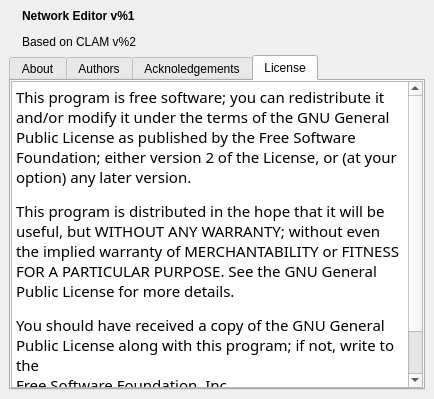
The window that CLAM_NetworkEditor/qt4/src/About.ui (clam-project/clam) describes before a commit, drawn with Qt 5.
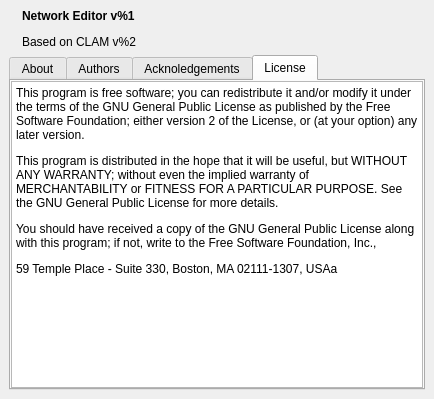
The same window after the commit. The open tabs and pages were chosen to show the change. Icons and pictures are not drawn.

Commit message: License text simplified

What changed in the file:
```diff
--- a/CLAM_NetworkEditor/qt4/src/About.ui
+++ b/CLAM_NetworkEditor/qt4/src/About.ui
@@ -295,9 +295,13 @@
        <item>
         <widget class="QTextBrowser" name="textBrowser" >
          <property name="html" >
-          <string>&lt;html>&lt;head>&lt;meta name="qrichtext" content="1" />&lt;/head>&lt;body style=" white-space: pre-wrap; font-family:Sans Serif; font-size:9pt; font-weight:400; font-style:normal; text-decoration:none;">&lt;p style=" margin-top:12px; margin-bottom:12px; margin-left:0px; margin-right:0px; -qt-block-indent:0; text-indent:0px; font-size:11pt;">This program is free software; you can redistribute it and/or modify it under the terms of the GNU General Public License as published by the Free Software Foundation; either version 2 of the License, or (at your option) any later version.&lt;/p>&lt;p style=" margin-top:12px; margin-bottom:12px; margin-left:0px; margin-right:0px; -qt-block-indent:0; text-indent:0px; font-size:11pt;">This program is distributed in the hope that it will be useful, but WITHOUT ANY WARRANTY; without even the implied warranty of MERCHANTABILITY or FITNESS FOR A PARTICULAR PURPOSE. See the GNU General Public License for more details.&lt;/p>&lt;p style=" margin-top:12px; margin-bottom:12px; margin-left:0px; margin-right:0px; -qt-block-indent:0; text-indent:0px; font-size:11pt;">You should have received a copy of the GNU General Public License along with this program; if not, write to the&lt;br />Free Software Foundation, Inc.,&lt;br />59 Temple Place - Suite 330, Boston, MA 02111-1307, USA. &lt;/p>&lt;/body>&lt;/html></string>
-         </property>
-        </widget>
+            <string>&lt;p>This program is free software; you can redistribute it and/or modify it under the terms of the GNU General Public License as published by the Free Software Foundation; either version 2 of the License, or (at your option) any later version.&lt;/p>
+&lt;p>This program is distributed in the hope that it will be useful, but WITHOUT ANY WARRANTY; without even the implied warranty of MERCHANTABILITY or FITNESS FOR A PARTICULAR PURPOSE. See the GNU General Public License for more details.&lt;/p>
+&lt;p>You should have received a copy of the GNU General Public License along with this program; if not, write to the Free Software Foundation, Inc.,&lt;/p>
+&lt;p>59 Temple Place - Suite 330, Boston, MA 02111-1307, USAa&lt;/p>
+          </string>
+          </property>
+        </widget>.
        </item>
       </layout>
      </widget>
```
Left out of the diff: 2 changed lines with no effect on the pictures. Lines whose indentation alone changed are shown as unchanged.
